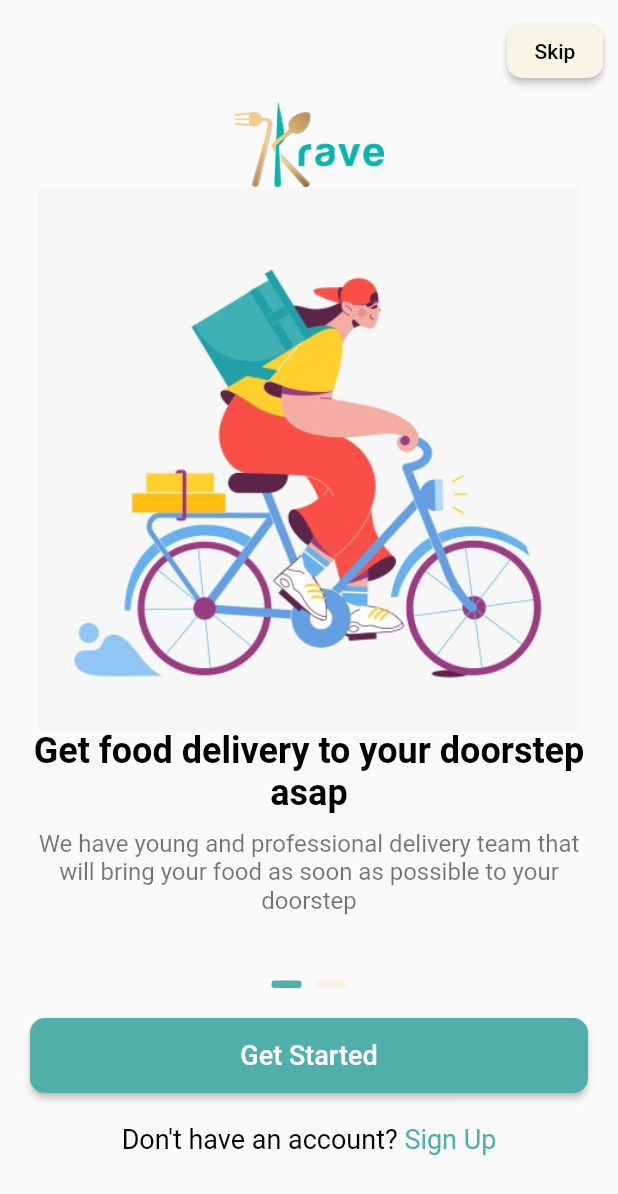
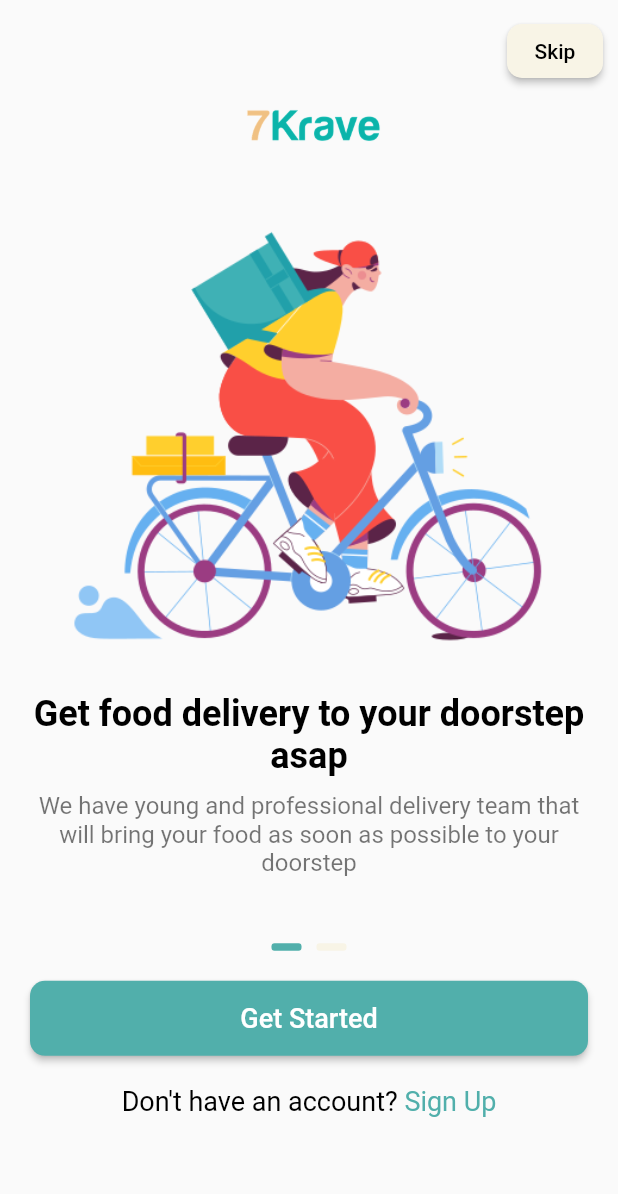
Before and after one commit to josephmaged/Algoriza_Task1, a Flutter app: the screen it shows after launch, on a phone screen of 412 x 824 dp. Shown: the top 1194 px of the screen. Run offline on Flutter 3.47's test engine with Material 2 defaults, Android fonts, the light colour scheme and no system bars; our stand-ins replace intl_phone_number_input.

Commit message:
edit some general things

```diff
--- a/lib/const/imgPath.dart
+++ b/lib/const/imgPath.dart
@@ -1,5 +1,3 @@
-import 'package:flutter/material.dart';
-
-String? imgBoarding1 = 'assets/images/onBoarding1.jpeg';
-String? imgBoarding2 = 'assets/images/onBoarding2.jpeg';
-String? imgBackground = 'assets/images/Background.jpeg';
+String? imgBoarding1 = 'assets/images/onBoarding1.png';
+String? imgBoarding2 = 'assets/images/onBoarding2.png';
+String? imgBackground = 'assets/images/Background.png';
--- a/lib/login_screen.dart
+++ b/lib/login_screen.dart
@@ -23,7 +23,9 @@ class _LoginScreenState extends State<LoginScreen> {
   @override
   Widget build(BuildContext context) {
     return Scaffold(
-      body: Stack(
+      body: GestureDetector(
+        onTap: () =>  FocusScope.of(context).unfocus(),
+        child: Stack(
           children: [
             Wrap(
               children: [
@@ -181,6 +183,7 @@ class _LoginScreenState extends State<LoginScreen> {
             ),
           ],
         ),
+      ),
     );
   }
 }
--- a/lib/main.dart
+++ b/lib/main.dart
@@ -10,48 +10,6 @@ void main() {
 class MyApp extends StatelessWidget {
   const MyApp({Key? key}) : super(key: key);
 
-  // This widget is the root of your application.
-  @override
-  Widget build(BuildContext context) {
-    return MaterialApp(
-      title: 'Flutter Demo',
-      theme: ThemeData(
-        // This is the theme of your application.
-        //
-        // Try running your application with "flutter run". You'll see the
-        // application has a blue toolbar. Then, without quitting the app, try
-        // changing the primarySwatch below to Colors.green and then invoke
-        // "hot reload" (press "r" in the console where you ran "flutter run",
-        // or simply save your changes to "hot reload" in a Flutter IDE).
-        // Notice that the counter didn't reset back to zero; the application
-        // is not restarted.
-        primarySwatch: Colors.blue,
-      ),
-      home: const MyHomePage(title: 'Flutter Demo Home Page'),
-    );
-  }
-}
-
-class MyHomePage extends StatefulWidget {
-  const MyHomePage({Key? key, required this.title}) : super(key: key);
-
-  // This widget is the home page of your application. It is stateful, meaning
-  // that it has a State object (defined below) that contains fields that affect
-  // how it looks.
-
-  // This class is the configuration for the state. It holds the values (in this
-  // case the title) provided by the parent (in this case the App widget) and
-  // used by the build method of the State. Fields in a Widget subclass are
-  // always marked "final".
-
-  final String title;
-
-  @override
-  State<MyHomePage> createState() => _MyHomePageState();
-}
-
-class _MyHomePageState extends State<MyHomePage> {
-
   @override
   Widget build(BuildContext context) {
     return MaterialApp(
@@ -62,6 +20,6 @@ class _MyHomePageState extends State<MyHomePage> {
         RegisterScreen.ID: (context) => RegisterScreen(),
       },
       home: OnBoardingScreen(),
-      );
+    );
   }
 }
--- a/lib/register_screen.dart
+++ b/lib/register_screen.dart
@@ -24,7 +24,9 @@ class _RegisterScreenState extends State<RegisterScreen> {
   @override
   Widget build(BuildContext context) {
     return Scaffold(
-      body: Stack(
+      body: GestureDetector(
+        onTap: () =>  FocusScope.of(context).unfocus(),
+        child: Stack(
           children: [
             Wrap(
               children: [
@@ -237,6 +239,7 @@ class _RegisterScreenState extends State<RegisterScreen> {
             ),
           ],
         ),
+      ),
     );
   }
 }
```
Also changed, not shown: assets/images/Background.jpeg (deleted), assets/images/Background.png (added), assets/images/logo.png, assets/images/onBoarding1.jpeg (deleted), assets/images/onBoarding1.png (added), assets/images/onBoarding2.jpeg (deleted), assets/images/onBoarding2.png (added). Lines whose indentation alone changed are shown as unchanged.
